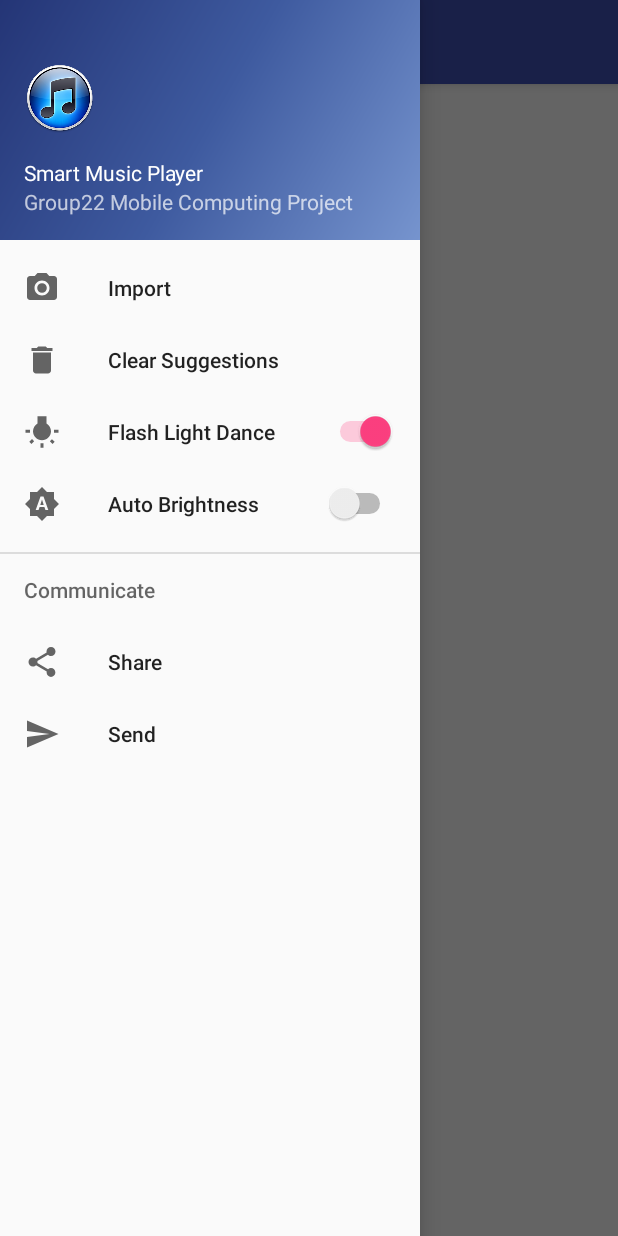
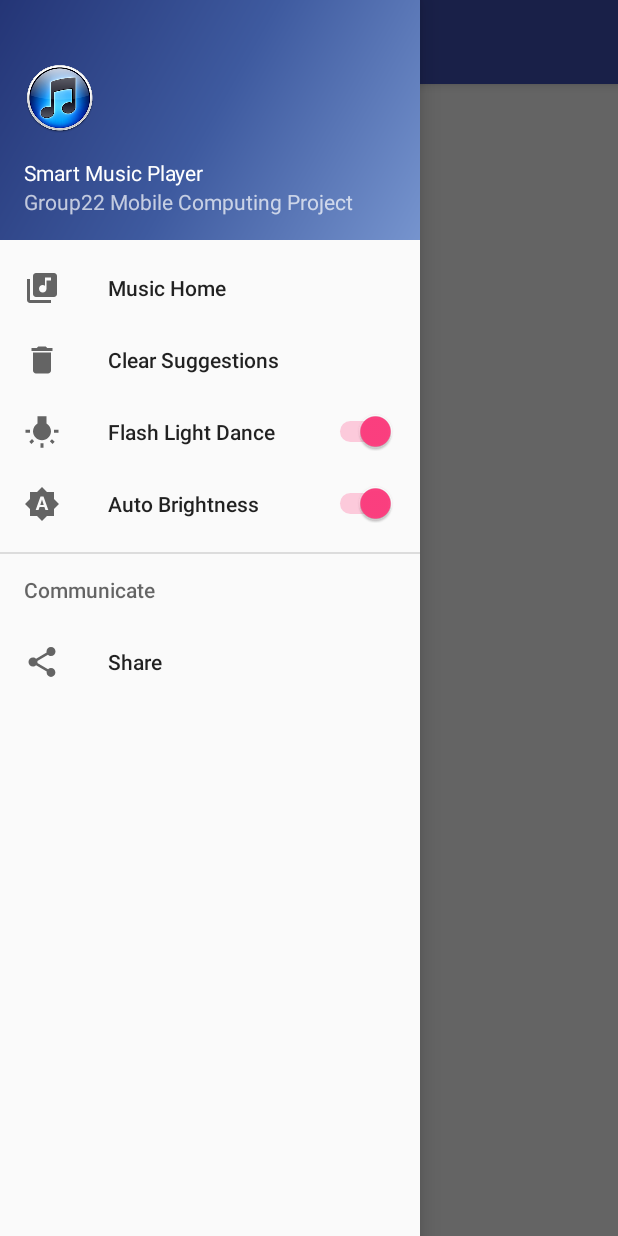
Before and after one commit to adityasharma1912/MCFinalProject, an Android app: the fragment MusicSongsFragment placed in its activity, with the side drawer open, on a phone screen of 412 x 824 dp. Run offline under Robolectric (Android 15) with nearby library versions, the phone set to English and light mode, and no system bars; 3 statements that could not run were skipped.

Commit message:
Minor bug fixes, Auto-Brightness control enabled, Sharing music details enabled.

```diff
--- a/app/build.gradle
+++ b/app/build.gradle
@@ -6,7 +6,7 @@ android {
 
     defaultConfig {
         applicationId "com.music.aditya.mcfinalproject"
-        minSdkVersion 21
+        minSdkVersion 23
         targetSdkVersion 24
         versionCode 1
         versionName "1.0"
--- a/app/src/main/AndroidManifest.xml
+++ b/app/src/main/AndroidManifest.xml
@@ -7,6 +7,7 @@
     <uses-permission android:name="android.permission.WAKE_LOCK" />
     <uses-permission android:name="android.permission.CAMERA" />
     <uses-permission android:name="android.permission.FLASHLIGHT" />
+    <uses-permission android:name="android.permission.WRITE_SETTINGS" />
 
     <uses-feature android:name="android.hardware.camera" />
     <uses-feature android:name="android.hardware.camera.flash" />
--- a/app/src/main/java/com/music/aditya/mcfinalproject/activities/MusicPlayerActivity.java
+++ b/app/src/main/java/com/music/aditya/mcfinalproject/activities/MusicPlayerActivity.java
@@ -6,10 +6,15 @@ import android.content.Context;
 import android.content.DialogInterface;
 import android.content.Intent;
 import android.content.ServiceConnection;
+import android.content.pm.PackageManager;
 import android.os.Bundle;
 import android.os.IBinder;
+import android.provider.Settings;
+import android.support.annotation.NonNull;
 import android.support.design.widget.NavigationView;
+import android.support.v4.app.ActivityCompat;
 import android.support.v4.app.FragmentManager;
+import android.support.v4.content.ContextCompat;
 import android.support.v4.view.GravityCompat;
 import android.support.v4.widget.DrawerLayout;
 import android.support.v7.app.ActionBarDrawerToggle;
@@ -31,6 +36,7 @@ public class MusicPlayerActivity extends AppCompatActivity
         implements NavigationView.OnNavigationItemSelectedListener, CompoundButton.OnCheckedChangeListener {
 
     private static final int PERMISSIONS_REQUEST_STORAGE = 102;
+    private static final int PERMISSIONS_REQUEST_CAMERA = 103;
     Switch flashLightToggle, autoBrightToggle;
     private MusicService musicService;
     private boolean musicBound;
@@ -51,13 +57,15 @@ public class MusicPlayerActivity extends AppCompatActivity
         NavigationView navigationView = (NavigationView) findViewById(R.id.nav_view);
         navigationView.setNavigationItemSelectedListener(this);
 
-        String[] permission = {Manifest.permission.READ_EXTERNAL_STORAGE, Manifest.permission.WRITE_EXTERNAL_STORAGE};
-        if (Utility.checkForPermission(this, permission, PERMISSIONS_REQUEST_STORAGE)) {
-            Utility.navigateFragment(new MusicGenreFragment(), MusicGenreFragment.TAG, null, MusicPlayerActivity.this);
-        } else {
-            Utility.showToast(MusicPlayerActivity.this, "Need storage permissions");
-            finish();
-        }
+//        String[] permission = {Manifest.permission.READ_EXTERNAL_STORAGE, Manifest.permission.WRITE_EXTERNAL_STORAGE};
+//        if (Utility.checkForPermission(this, permission, PERMISSIONS_REQUEST_STORAGE)) {
+        Utility.navigateFragment(new MusicGenreFragment(), MusicGenreFragment.TAG, null, MusicPlayerActivity.this);
+//        } else {
+//            Utility.showToast(MusicPlayerActivity.this, "Need storage permissions");
+//            finish();
+//        }
+
+        checkAndRequestWriteSettingsAndStoragePermissions();
 
         flashLightToggle = (Switch) navigationView.getMenu().findItem(R.id.nav_flash_light_switch).
                 getActionView().findViewById(R.id.flash_light_toggle_switch);
@@ -65,13 +73,48 @@ public class MusicPlayerActivity extends AppCompatActivity
                 getActionView().findViewById(R.id.auto_brightness_toggle_switch);
         flashLightToggle.setChecked(true);
         Utility.flashLightBoolean = true;
-        autoBrightToggle.setChecked(false);
+        autoBrightToggle.setChecked(true);
+        turnOnAutoBrightness();
         flashLightToggle.setOnCheckedChangeListener(this);
         autoBrightToggle.setOnCheckedChangeListener(this);
 
         Intent playIntent = new Intent(this, MusicService.class);
         startService(playIntent);
         bindService(playIntent, musicConnection, Context.BIND_AUTO_CREATE);
+    }
+
+    void checkAndRequestWriteSettingsAndStoragePermissions() {
+        if (ContextCompat.checkSelfPermission(this,
+                Manifest.permission.CAMERA)
+                != PackageManager.PERMISSION_GRANTED) {
+
+            ActivityCompat.requestPermissions(this,
+                    new String[]{Manifest.permission.CAMERA},
+                    PERMISSIONS_REQUEST_CAMERA);
+        }
+    }
+
+    @Override
+    public void onRequestPermissionsResult(int requestCode, @NonNull String[] permissions, @NonNull int[] grantResults) {
+        switch (requestCode) {
+            case PERMISSIONS_REQUEST_CAMERA: {
+                if (grantResults.length > 0
+                        && grantResults[0] == PackageManager.PERMISSION_GRANTED) {
+
+                    // permission was granted, yay! Do the
+                    // contacts-related task you need to do.
+
+                } else {
+                    Utility.showToast(this, "Sorry!!! Camera permissions are required");
+                    finish();
+                }
+                return;
+            }
+
+            // other 'case' lines to check for other
+            // permissions this app might request
+        }
+
     }
 
     private ServiceConnection musicConnection = new ServiceConnection() {
@@ -163,7 +206,7 @@ public class MusicPlayerActivity extends AppCompatActivity
         // Handle navigation view item clicks here.
         int id = item.getItemId();
 
-        if (id == R.id.nav_camera) {
+        if (id == R.id.nav_home) {
             Utility.showToast(MusicPlayerActivity.this, "Launching MusicGenreFragment");
             Utility.navigateFragment(new MusicGenreFragment(), MusicGenreFragment.TAG, null, MusicPlayerActivity.this);
         } else if (id == R.id.nav_clear_suggestions) {
@@ -185,10 +228,19 @@ public class MusicPlayerActivity extends AppCompatActivity
             else
                 autoBrightToggle.setChecked(true);
         } else if (id == R.id.nav_share) {
-
-        } else if (id == R.id.nav_send) {
-
+            if (musicService != null && musicBound != false && musicService.isPlaying()) {
+                Intent sendIntent = new Intent();
+                sendIntent.setAction(Intent.ACTION_SEND);
+                sendIntent.putExtra(Intent.EXTRA_TEXT, musicService.getShareMessage());
+                sendIntent.setType("text/plain");
+                startActivity(sendIntent);
+            } else {
+                Utility.showToast(this, "Play Some Song first to share its Title");
+            }
         }
+//        else if (id == R.id.nav_send) {
+//
+//        }
 //        Toast.makeText(MusicPlayerActivity.this, "Launching Audio Player", Toast.LENGTH_SHORT).show();
 
 //        FragmentManager fragmentManager = getSupportFragmentManager();
@@ -224,15 +276,38 @@ public class MusicPlayerActivity extends AppCompatActivity
 
     private void turnOffAutoBrightness() {
         Utility.showToast(this, "turnOffAutoBrightness");
+        boolean canDo = Settings.System.canWrite(this);
+        if (false == canDo) {
+            Intent grantIntent = new Intent(Settings.ACTION_MANAGE_WRITE_SETTINGS);
+            startActivity(grantIntent);
+        } else {
+            Settings.System.putInt(getContentResolver(), Settings.System.SCREEN_BRIGHTNESS_MODE,
+                    Settings.System.SCREEN_BRIGHTNESS_MODE_MANUAL);
+        }
     }
 
     private void turnOnAutoBrightness() {
         Utility.showToast(this, "turnOnAutoBrightness");
+
+        boolean canDo = Settings.System.canWrite(this);
+        if (false == canDo) {
+            Intent grantIntent = new Intent(Settings.ACTION_MANAGE_WRITE_SETTINGS);
+            startActivity(grantIntent);
+        } else {
+            Settings.System.putInt(getContentResolver(), Settings.System.SCREEN_BRIGHTNESS_MODE,
+                    Settings.System.SCREEN_BRIGHTNESS_MODE_AUTOMATIC);
+        }
     }
 
     private void turnOffFlashLightService() {
         Utility.showToast(this, "turnOffFlashLightService");
-        Utility.flashLightBoolean = false;
+        if (musicService != null && musicBound != false) {
+            Utility.flashLightBoolean = false;
+            musicService.turnOffFlashLight();
+        } else {
+            Utility.showToast(this, "service not bonded");
+            flashLightToggle.setChecked(false);
+        }
     }
 
     private void turnOnFlashLightService() {
--- a/app/src/main/java/com/music/aditya/mcfinalproject/fragments/MusicGenreFragment.java
+++ b/app/src/main/java/com/music/aditya/mcfinalproject/fragments/MusicGenreFragment.java
@@ -7,6 +7,7 @@ import android.os.Bundle;
 import android.provider.MediaStore;
 import android.support.annotation.Nullable;
 import android.support.v4.app.Fragment;
+import android.support.v7.app.AppCompatActivity;
 import android.support.v7.widget.LinearLayoutManager;
 import android.support.v7.widget.RecyclerView;
 import android.util.Log;
@@ -56,6 +57,8 @@ public class MusicGenreFragment extends Fragment {
     @Override
     public View onCreateView(LayoutInflater inflater, ViewGroup container, Bundle savedInstanceState) {
         Log.v(TAG, "onCreateView");
+        if (getActivity() != null)
+            ((AppCompatActivity) getActivity()).getSupportActionBar().setTitle("Music by Genre");
         View rootView = inflater.inflate(R.layout.fragment_music_library, container, false);
         genresView = (RecyclerView) rootView.findViewById(R.id.genres_list);
         genresView.setLayoutManager(new LinearLayoutManager(getActivity()));
@@ -200,6 +203,7 @@ public class MusicGenreFragment extends Fragment {
                 case R.id.genre_layout:
                     Utility.showToast(getActivity(), "genre with title : " + genre.getText() + " requested");
                     Bundle bundle = new Bundle();
+                    bundle.putString(MusicSongsFragment.ARG_GENRE, genre.getText().toString());
                     bundle.putParcelableArrayList(MusicSongsFragment.ARG_GENRE_SONG_LIST, new ArrayList(mapGenreSongs.get(genre.getText())));
                     Utility.navigateFragment(new MusicSongsFragment(), MusicSongsFragment.TAG, bundle, getActivity());
                     break;
--- a/app/src/main/java/com/music/aditya/mcfinalproject/fragments/MusicPlayerFragment.java
+++ b/app/src/main/java/com/music/aditya/mcfinalproject/fragments/MusicPlayerFragment.java
@@ -44,7 +44,7 @@ public class MusicPlayerFragment extends Fragment implements MediaController.Med
     private MusicService musicSrv;
     private MusicController controller;
     private boolean musicBound = false;
-
+    private boolean isAttached = false;
     private boolean paused = false;
     private boolean playbackPaused = true;
 
@@ -119,7 +119,7 @@ public class MusicPlayerFragment extends Fragment implements MediaController.Med
         if (getActivity() != null)
             controller.setAnchorView(getActivity().findViewById(R.id.music_screen_bg));
         controller.setEnabled(true);
-//        if (!controller.isShown())
+        if (/*!controller.isShown() &&*/ isAttached == true)
             controller.show();
     }
 
@@ -282,6 +282,7 @@ public class MusicPlayerFragment extends Fragment implements MediaController.Med
     @Override
     public void onAttach(Context context) {
         super.onAttach(context);
+        isAttached = true;
         if (controller != null && !controller.isShown())
             controller.show();
 //        if (context instanceof OnFragmentInteractionListener) {
@@ -295,6 +296,7 @@ public class MusicPlayerFragment extends Fragment implements MediaController.Med
     @Override
     public void onDetach() {
         super.onDetach();
+        isAttached = false;
         if (controller != null && controller.isShown())
             controller.realHide();
         if (musicBound == true) {
--- a/app/src/main/java/com/music/aditya/mcfinalproject/fragments/MusicSongsFragment.java
+++ b/app/src/main/java/com/music/aditya/mcfinalproject/fragments/MusicSongsFragment.java
@@ -4,6 +4,7 @@ import android.graphics.Color;
 import android.os.Bundle;
 import android.support.annotation.Nullable;
 import android.support.v4.app.Fragment;
+import android.support.v7.app.AppCompatActivity;
 import android.support.v7.widget.LinearLayoutManager;
 import android.support.v7.widget.RecyclerView;
 import android.util.Log;
@@ -31,7 +32,9 @@ import java.util.List;
 public class MusicSongsFragment extends Fragment {
 
     public static final String TAG = MusicSongsFragment.class.getCanonicalName();
+    public static final String ARG_GENRE = "genre";
     public static final String ARG_GENRE_SONG_LIST = "genre_songs";
+    private String genreSelected;
     private ArrayList<Song> songsList;
     private RecyclerView songView;
     private HashMap<String, Integer> songsMap = new HashMap<>();
@@ -50,6 +53,7 @@ public class MusicSongsFragment extends Fragment {
         super.onCreate(savedInstanceState);
         if (getArguments() != null) {
             songsList = getArguments().getParcelableArrayList(ARG_GENRE_SONG_LIST);
+            genreSelected = getArguments().getString(ARG_GENRE);
         }
     }
 
@@ -57,6 +61,8 @@ public class MusicSongsFragment extends Fragment {
     @Override
     public View onCreateView(LayoutInflater inflater, ViewGroup container, Bundle savedInstanceState) {
         Log.v(TAG, "onCreateView");
+        if (getActivity() != null)
+            ((AppCompatActivity) getActivity()).getSupportActionBar().setTitle(genreSelected);
         View rootView = inflater.inflate(R.layout.fragment_genre_songs, container, false);
         songView = (RecyclerView) rootView.findViewById(R.id.song_list);
         songView.setLayoutManager(new LinearLayoutManager(getActivity()));
--- a/app/src/main/java/com/music/aditya/mcfinalproject/utils/Utility.java
+++ b/app/src/main/java/com/music/aditya/mcfinalproject/utils/Utility.java
@@ -68,7 +68,7 @@ public class Utility {
 
     public static void showToast(Context context, String msg) {
         if (msg != null && !msg.trim().equalsIgnoreCase("")) {
-            Toast.makeText(context, msg, Toast.LENGTH_LONG).show();
+            Toast.makeText(context, msg, Toast.LENGTH_SHORT).show();
         }
     }
 
--- /dev/null
+++ b/app/src/main/res/drawable-v21/ic_library_music_black.xml
@@ -0,0 +1,9 @@
+<vector xmlns:android="http://schemas.android.com/apk/res/android"
+        android:width="24dp"
+        android:height="24dp"
+        android:viewportWidth="24.0"
+        android:viewportHeight="24.0">
+    <path
+        android:fillColor="#FF000000"
+        android:pathData="M20,2L8,2c-1.1,0 -2,0.9 -2,2v12c0,1.1 0.9,2 2,2h12c1.1,0 2,-0.9 2,-2L22,4c0,-1.1 -0.9,-2 -2,-2zM18,7h-3v5.5c0,1.38 -1.12,2.5 -2.5,2.5S10,13.88 10,12.5s1.12,-2.5 2.5,-2.5c0.57,0 1.08,0.19 1.5,0.51L14,5h4v2zM4,6L2,6v14c0,1.1 0.9,2 2,2h14v-2L4,20L4,6z"/>
+</vector>
--- a/app/src/main/res/menu/activity_music_player_drawer.xml
+++ b/app/src/main/res/menu/activity_music_player_drawer.xml
@@ -4,9 +4,9 @@
 
     <group android:checkableBehavior="single">
         <item
-            android:id="@+id/nav_camera"
-            android:icon="@drawable/ic_menu_camera"
-            android:title="Import" />
+            android:id="@+id/nav_home"
+            android:icon="@drawable/ic_library_music_black"
+            android:title="Music Home" />
         <item
             android:id="@+id/nav_clear_suggestions"
             android:icon="@drawable/ic_menu_delete"
@@ -31,10 +31,10 @@
                 android:id="@+id/nav_share"
                 android:icon="@drawable/ic_menu_share"
                 android:title="Share" />
-            <item
-                android:id="@+id/nav_send"
-                android:icon="@drawable/ic_menu_send"
-                android:title="Send" />
+            <!--<item-->
+                <!--android:id="@+id/nav_send"-->
+                <!--android:icon="@drawable/ic_menu_send"-->
+                <!--android:title="Send" />-->
         </menu>
     </item>
 
```
Also changed, not shown: app/src/main/java/com/music/aditya/mcfinalproject/services/MusicService.java (+8 -2 lines).
